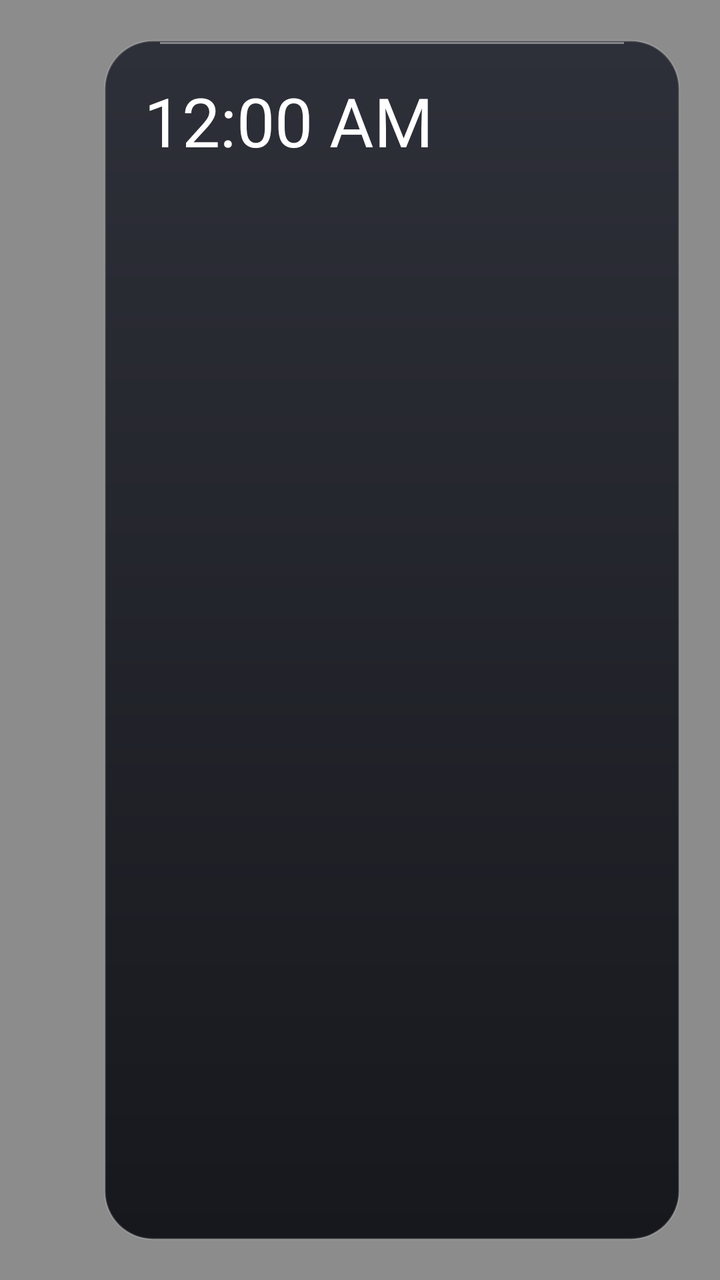
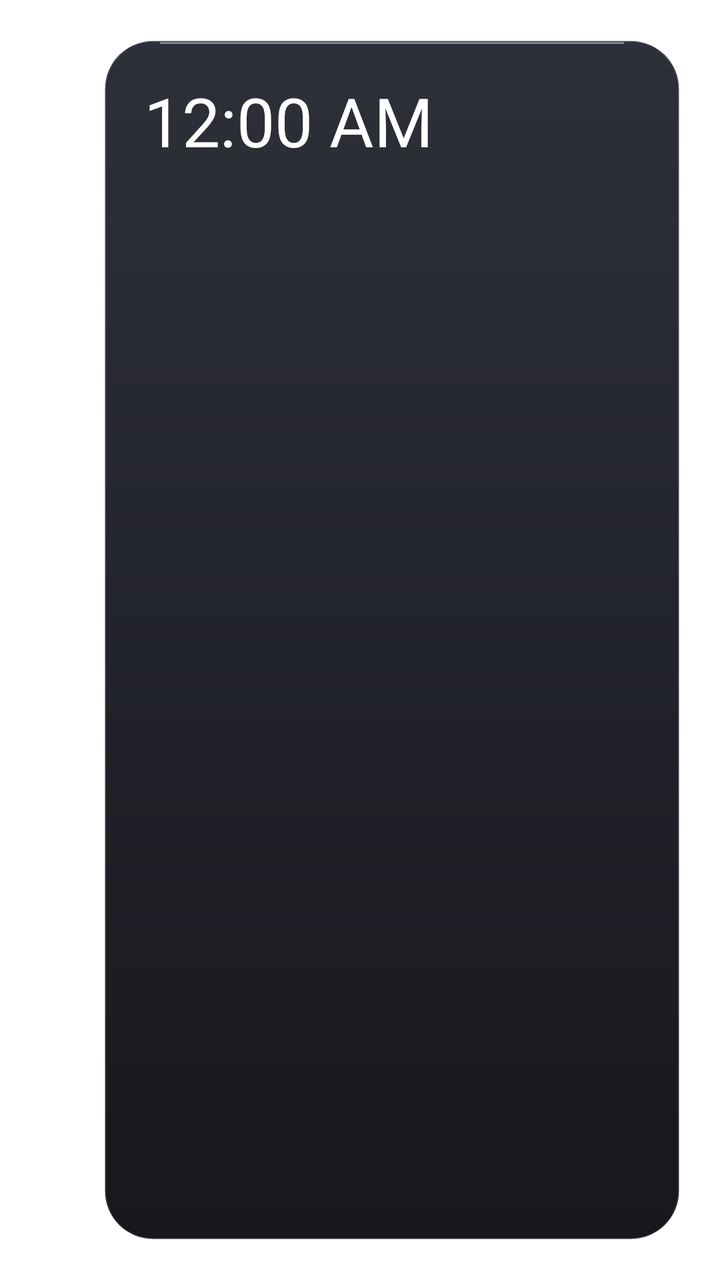

An Android layout rendered at two revisions. The XML below is the earlier revision; the diff shows what the commit changed to produce the second picture.
<!-- AndroidManifest.xml: activity theme android:Theme.Translucent.NoTitleBar.Fullscreen -->
<!-- res/layout/activity_quick_settings.xml -->
<?xml version="1.0" encoding="utf-8"?>
<FrameLayout xmlns:android="http://schemas.android.com/apk/res/android"
    android:id="@+id/scrim"
    android:layout_width="match_parent"
    android:layout_height="match_parent"
    android:background="#73000000">

    <LinearLayout
        android:id="@+id/panel"
        android:layout_width="288dp"
        android:layout_height="match_parent"
        android:layout_gravity="end"
        android:layout_margin="20dp"
        android:orientation="vertical"
        android:background="@drawable/cc_panel"
        android:paddingStart="20dp"
        android:paddingEnd="20dp"
        android:paddingTop="22dp"
        android:paddingBottom="20dp"
        android:elevation="16dp">

        <LinearLayout
            android:layout_width="match_parent"
            android:layout_height="wrap_content"
            android:orientation="horizontal"
            android:gravity="bottom"
            android:layout_marginBottom="14dp">

            <TextClock
                android:id="@+id/ccTime"
                android:layout_width="wrap_content"
                android:layout_height="wrap_content"
                android:textColor="#FFFFFFFF"
                android:textSize="34sp"
                android:fontFamily="@font/inter_display_light"
                android:includeFontPadding="false" />

            <TextView
                android:id="@+id/ccDate"
                android:layout_width="0dp"
                android:layout_weight="1"
                android:layout_height="wrap_content"
                android:layout_marginStart="12dp"
                android:layout_marginBottom="4dp"
                android:gravity="end"
                android:singleLine="true"
                android:ellipsize="end"
                android:textColor="#99FFFFFF"
                android:textSize="11sp"
                android:fontFamily="@font/inter_medium"
                android:letterSpacing="0.08"
                android:textAllCaps="true" />
        </LinearLayout>

        <LinearLayout
            android:id="@+id/tiles"
            android:layout_width="match_parent"
            android:layout_height="wrap_content"
            android:orientation="vertical" />
    </LinearLayout>
</FrameLayout>
<!-- resources referenced by this layout -->
<resources>
  <!-- drawable cc_panel (drawable) -->
  <?xml version="1.0" encoding="utf-8"?>
  <layer-list xmlns:android="http://schemas.android.com/apk/res/android">
      <item>
          <shape android:shape="rectangle">
              <gradient android:angle="270" android:startColor="#FF2E3039" android:endColor="#FF17181D" />
              <stroke android:width="1dp" android:color="#24FFFFFF" />
              <corners android:radius="24dp" />
          </shape>
      </item>
      <item android:left="28dp" android:right="28dp" android:top="1dp" android:height="1dp" android:gravity="top">
          <shape android:shape="rectangle">
              <solid android:color="#66FFFFFF" />
          </shape>
      </item>
  </layer-list>
</resources>

<!-- the commit's change to res/layout/activity_quick_settings.xml (unified diff, before → after) -->
@@ -3,7 +3,7 @@
     android:id="@+id/scrim"
     android:layout_width="match_parent"
     android:layout_height="match_parent"
-    android:background="#73000000">
+    android:background="#00000000">
 
     <LinearLayout
         android:id="@+id/panel"
